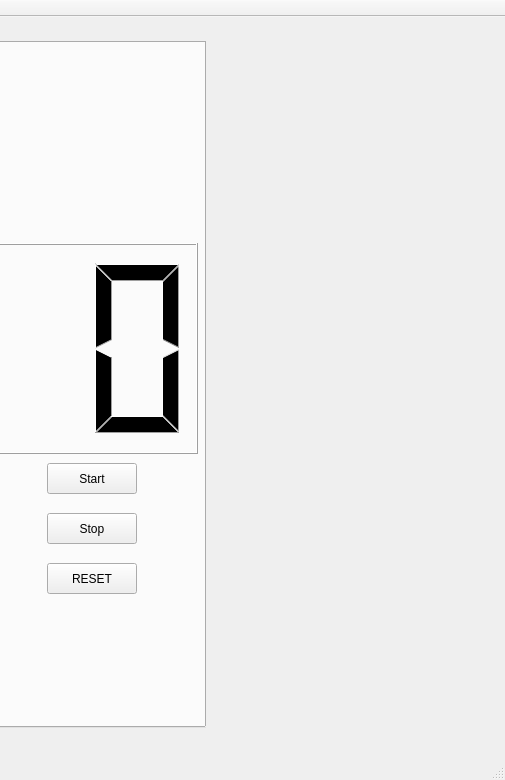
Old version of the form WorkingClock/mainwindow.ui in the repository jdrahoz/Clock; both pictures show x 955 to 1460 and y 0 to 780 of the 1460 by 780 pixel window.
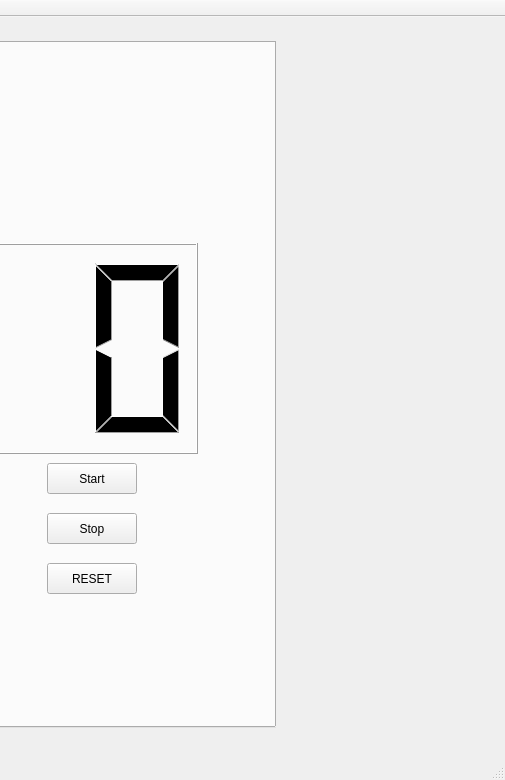
New version of the form. The open tabs and pages were chosen to show the change.

Commit message: Modify objects to be zoomed. Protype timer/stopwatch zoom

The edit to the form file:
```diff
--- a/WorkingClock/mainwindow.ui
+++ b/WorkingClock/mainwindow.ui
@@ -31,7 +31,7 @@
      <rect>
       <x>-10</x>
       <y>0</y>
-      <width>1171</width>
+      <width>1241</width>
       <height>711</height>
      </rect>
     </property>
@@ -893,7 +893,7 @@
        <rect>
         <x>49</x>
         <y>49</y>
-        <width>541</width>
+        <width>571</width>
         <height>591</height>
        </rect>
       </property>
```
Left out of the diff: 28 changed lines with no effect on the pictures. The commit also changes 2 other files.
